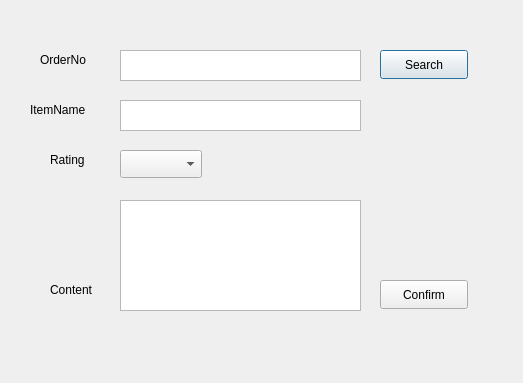
First picture: the form in insert_s1.ui, repository QjaYo/Database_MiniProject, before the edit.
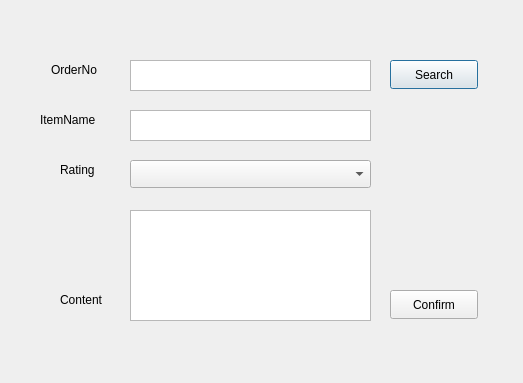
Second picture: the form after the edit.

Diff of the .ui file:
```diff
--- a/insert_s1.ui
+++ b/insert_s1.ui
@@ -16,8 +16,8 @@
   <widget class="QPlainTextEdit" name="textEdit_orderNo">
    <property name="geometry">
     <rect>
-     <x>120</x>
-     <y>50</y>
+     <x>130</x>
+     <y>60</y>
      <width>241</width>
      <height>31</height>
     </rect>
@@ -26,9 +26,9 @@
   <widget class="QLabel" name="label">
    <property name="geometry">
     <rect>
-     <x>40</x>
-     <y>50</y>
-     <width>62</width>
+     <x>51</x>
+     <y>60</y>
+     <width>61</width>
      <height>20</height>
     </rect>
    </property>
@@ -39,8 +39,8 @@
   <widget class="QPushButton" name="btn_search">
    <property name="geometry">
     <rect>
-     <x>380</x>
-     <y>50</y>
+     <x>390</x>
+     <y>60</y>
      <width>88</width>
      <height>29</height>
     </rect>
@@ -52,8 +52,8 @@
   <widget class="QPlainTextEdit" name="textEdit_itemName">
    <property name="geometry">
     <rect>
-     <x>120</x>
-     <y>100</y>
+     <x>130</x>
+     <y>110</y>
      <width>241</width>
      <height>31</height>
     </rect>
@@ -62,8 +62,8 @@
   <widget class="QLabel" name="label_2">
    <property name="geometry">
     <rect>
-     <x>30</x>
-     <y>100</y>
+     <x>40</x>
+     <y>110</y>
      <width>71</width>
      <height>20</height>
     </rect>
@@ -75,8 +75,8 @@
   <widget class="QPlainTextEdit" name="textEdit_review">
    <property name="geometry">
     <rect>
-     <x>120</x>
-     <y>200</y>
+     <x>130</x>
+     <y>210</y>
      <width>241</width>
      <height>111</height>
     </rect>
@@ -85,8 +85,8 @@
   <widget class="QPushButton" name="btn_confirm">
    <property name="geometry">
     <rect>
-     <x>380</x>
-     <y>280</y>
+     <x>390</x>
+     <y>290</y>
      <width>88</width>
      <height>29</height>
     </rect>
@@ -98,9 +98,9 @@
   <widget class="QComboBox" name="comboBox">
    <property name="geometry">
     <rect>
-     <x>120</x>
-     <y>150</y>
-     <width>82</width>
+     <x>130</x>
+     <y>160</y>
+     <width>241</width>
      <height>28</height>
     </rect>
    </property>
@@ -108,8 +108,8 @@
   <widget class="QLabel" name="label_3">
    <property name="geometry">
     <rect>
-     <x>50</x>
-     <y>150</y>
+     <x>60</x>
+     <y>160</y>
      <width>62</width>
      <height>20</height>
     </rect>
@@ -121,8 +121,8 @@
   <widget class="QLabel" name="label_4">
    <property name="geometry">
     <rect>
-     <x>50</x>
-     <y>280</y>
+     <x>60</x>
+     <y>290</y>
      <width>62</width>
      <height>20</height>
     </rect>
```
